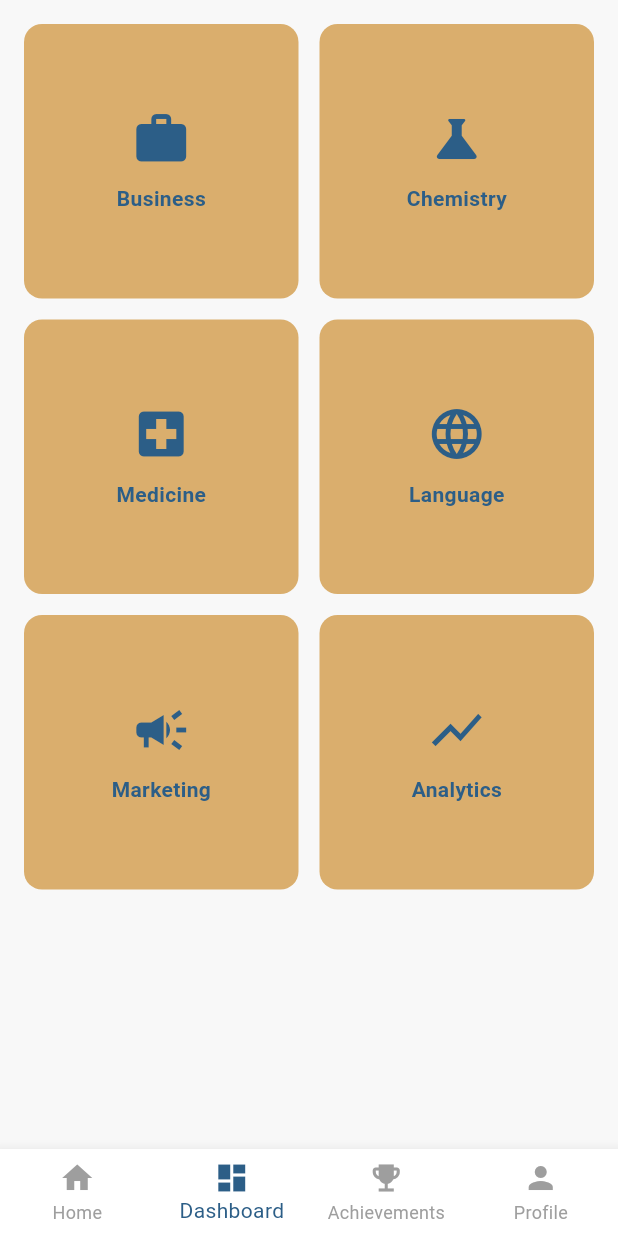
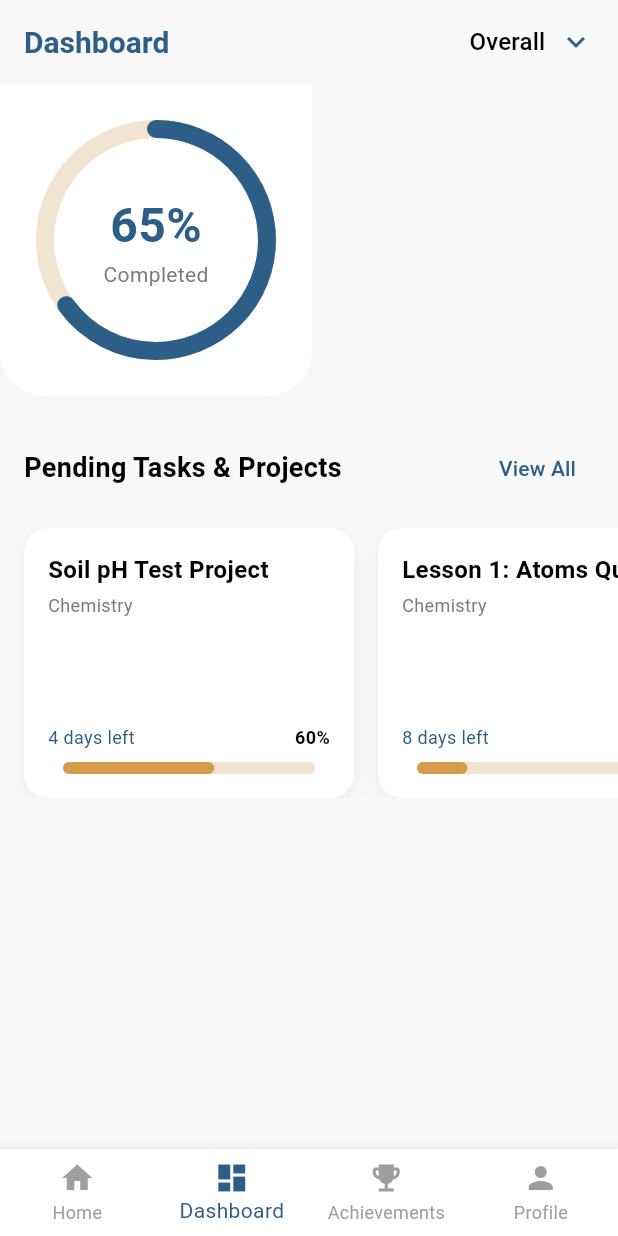
Before and after one commit to farhan4783/kunark-learn, a Flutter app: the MainPage screen opened directly, item 2 of the bottom bar chosen, on a phone screen of 412 x 824 dp. Run offline on Flutter 3.47's test engine with Material 3 defaults, Android fonts, the phone set to English and light mode, and no system bars; drawn by our look-alikes of percent_indicator; our stand-ins replace flutter_animate, flutter_markdown, google_generative_ai, hive, hive_flutter, html_unescape and 1 more; accounts and stored records are empty.

Commit message:
first change

```diff
--- /dev/null
+++ b/lib/dashboard/dashboard_screen.dart
@@ -0,0 +1,174 @@
+// lib/dashboard/dashboard_screen.dart
+
+import 'package:flutter/material.dart';
+import 'package:percent_indicator/percent_indicator.dart';
+import 'package:rural_learning_app/main.dart'; // To use AppColors
+import 'package:rural_learning_app/task_model.dart'; // To use our existing Task model
+import 'package:rural_learning_app/dashboard/my_dropdown_item.dart';
+
+// IMPORTANT: Renamed to avoid conflicts
+class NewDashboardScreen extends StatefulWidget {
+  const NewDashboardScreen({super.key});
+
+  @override
+  State<NewDashboardScreen> createState() => _NewDashboardScreenState();
+}
+
+class _NewDashboardScreenState extends State<NewDashboardScreen> {
+  // Using our existing Task model from task_model.dart
+  // I've created dummy progress data for demonstration
+  final List<Task> tasks = [
+    Task(title: 'Soil pH Test Project', subject: 'Chemistry', type: TaskType.project, status: TaskStatus.todo, points: 100, progress: 0.6),
+    Task(title: 'Lesson 1: Atoms Quiz', subject: 'Chemistry', type: TaskType.quiz, status: TaskStatus.todo, points: 20, progress: 0.2),
+    Task(title: 'Write a Business Plan', subject: 'Business', type: TaskType.project, status: TaskStatus.todo, points: 150, progress: 0.9),
+  ];
+
+  @override
+  Widget build(BuildContext context) {
+    return Scaffold(
+      backgroundColor: Theme.of(context).scaffoldBackgroundColor,
+      appBar: AppBar(
+        title: const Text('Dashboard'),
+        backgroundColor: Theme.of(context).scaffoldBackgroundColor,
+        elevation: 0,
+        automaticallyImplyLeading: false,
+        actions: [
+          MyDropdownButtonItem(
+            current: 'Overall',
+            data: const ['Overall', 'Monthly', 'Weekly'],
+            onChanged: (value) {},
+          ),
+          const SizedBox(width: 16),
+        ],
+      ),
+      body: SingleChildScrollView(
+        child: Column(
+          crossAxisAlignment: CrossAxisAlignment.start,
+          children: [
+            // --- Overall Progress Chart ---
+            Container(
+              padding: const EdgeInsets.all(24),
+              decoration: BoxDecoration(
+                color: Theme.of(context).cardColor,
+                borderRadius: const BorderRadius.only(
+                  bottomLeft: Radius.circular(30),
+                  bottomRight: Radius.circular(30),
+                ),
+              ),
+              child: _buildOverallProgress(),
+            ),
+            const SizedBox(height: 24),
+
+            // --- Pending Projects Section ---
+            _buildSectionTitle('Pending Tasks & Projects'),
+            const SizedBox(height: 16),
+            SizedBox(
+              height: 180,
+              child: ListView.builder(
+                scrollDirection: Axis.horizontal,
+                itemCount: tasks.length,
+                padding: const EdgeInsets.only(left: 16),
+                itemBuilder: (context, index) {
+                  final task = tasks[index];
+                  return _buildProjectCard(
+                    title: task.title,
+                    description: task.subject,
+                    daysLeft: (10 - (task.progress * 10)).toInt(), // Dummy days left
+                    progress: task.progress,
+                  );
+                },
+              ),
+            ),
+          ],
+        ),
+      ),
+    );
+  }
+
+  Widget _buildOverallProgress() {
+    return CircularPercentIndicator(
+      radius: 80.0,
+      lineWidth: 12.0,
+      percent: 0.65, // Dummy overall progress
+      center: Column(
+        mainAxisAlignment: MainAxisAlignment.center,
+        children: [
+          Text(
+            '65%',
+            style: TextStyle(fontWeight: FontWeight.bold, fontSize: 32.0, color: AppColors.primary),
+          ),
+          const Text('Completed', style: TextStyle(fontSize: 14, color: AppColors.muted)),
+        ],
+      ),
+      progressColor: AppColors.primary,
+      backgroundColor: AppColors.tile,
+      circularStrokeCap: CircularStrokeCap.round,
+    );
+  }
+
+  Widget _buildSectionTitle(String title) {
+    return Padding(
+      padding: const EdgeInsets.symmetric(horizontal: 16.0),
+      child: Row(
+        mainAxisAlignment: MainAxisAlignment.spaceBetween,
+        children: [
+          Text(
+            title,
+            style: const TextStyle(fontSize: 18, fontWeight: FontWeight.bold),
+          ),
+          TextButton(onPressed: () {}, child: const Text('View All')),
+        ],
+      ),
+    );
+  }
+
+  Widget _buildProjectCard({
+    required String title,
+    required String description,
+    required int daysLeft,
+    required double progress,
+  }) {
+    return Container(
+      width: 220,
+      margin: const EdgeInsets.only(right: 16),
+      decoration: BoxDecoration(
+        color: Theme.of(context).cardColor,
+        borderRadius: BorderRadius.circular(16),
+        boxShadow: [
+          BoxShadow(
+            color: Colors.black.withOpacity(0.05),
+            blurRadius: 10,
+            offset: const Offset(0, 4),
+          ),
+        ],
+      ),
+      child: Padding(
+        padding: const EdgeInsets.all(16.0),
+        child: Column(
+          crossAxisAlignment: CrossAxisAlignment.start,
+          children: [
+            Text(title, style: const TextStyle(fontWeight: FontWeight.bold, fontSize: 16), maxLines: 2, overflow: TextOverflow.ellipsis),
+            const SizedBox(height: 4),
+            Text(description, style: const TextStyle(color: AppColors.muted, fontSize: 12)),
+            const Spacer(),
+            Row(
+              mainAxisAlignment: MainAxisAlignment.spaceBetween,
+              children: [
+                Text('$daysLeft days left', style: const TextStyle(fontSize: 12, color: AppColors.primary)),
+                Text('${(progress * 100).toInt()}%', style: const TextStyle(fontSize: 12, fontWeight: FontWeight.bold)),
+              ],
+            ),
+            const SizedBox(height: 8),
+            LinearPercentIndicator(
+              percent: progress,
+              lineHeight: 8,
+              backgroundColor: AppColors.tile,
+              progressColor: AppColors.accent,
+              barRadius: const Radius.circular(4),
+            ),
+          ],
+        ),
+      ),
+    );
+  }
+}
--- /dev/null
+++ b/lib/dashboard/my_dropdown_item.dart
@@ -0,0 +1,30 @@
+// lib/dashboard/my_dropdown_item.dart
+
+import 'package:flutter/material.dart';
+import 'package:rural_learning_app/main.dart'; // Import to use AppColors
+
+class MyDropdownButtonItem extends StatelessWidget {
+  final String current;
+  final List<String> data;
+  final ValueChanged<String?> onChanged;
+
+  const MyDropdownButtonItem({
+    super.key,
+    required this.current,
+    required this.data,
+    required this.onChanged,
+  });
+
+  @override
+  Widget build(BuildContext context) {
+    return DropdownButton<String>(
+      value: current,
+      underline: Container(), // Removes the underline
+      icon: const Icon(Icons.keyboard_arrow_down, color: AppColors.primary),
+      items: data
+          .map((e) => DropdownMenuItem(value: e, child: Text(e)))
+          .toList(),
+      onChanged: onChanged,
+    );
+  }
+}
--- a/lib/main.dart
+++ b/lib/main.dart
@@ -13,6 +13,7 @@ import 'tasks_screen.dart';
 import 'package:hive_flutter/hive_flutter.dart'; // Add this import
 import 'saved_lesson_model.dart';
 import 'quiz_model.dart';
+import 'dashboard/dashboard_screen.dart';
 
 
 // This is the global state manager for our theme (Dark/Light mode).
@@ -109,7 +110,7 @@ class _MainPageState extends State<MainPage> {
   int _currentIndex = 0;
   final List<Widget> _pages = [
     const HomeScreen(),
-    DashboardScreen(),
+    const NewDashboardScreen(),
     AchievementsScreen(),
     const ProfileScreen(),
   ];
--- a/lib/task_model.dart
+++ b/lib/task_model.dart
@@ -1,4 +1,4 @@
-// lib/task_model.dart
+// lib/task_model.dart - FINAL UPDATED VERSION
 
 // ignore: unused_import
 import 'package:flutter/material.dart';
@@ -13,6 +13,7 @@ class Task {
   final TaskType type;
   final TaskStatus status;
   final int points;
+  final double progress; // <<< STEP 1: ADD THIS NEW PROPERTY
 
   const Task({
     required this.title,
@@ -20,5 +21,6 @@ class Task {
     required this.type,
     required this.status,
     required this.points,
+    this.progress = 0.0, // <<< STEP 2: ADD THIS TO THE CONSTRUCTOR (with a default value)
   });
 }
--- a/pubspec.yaml
+++ b/pubspec.yaml
@@ -23,7 +23,7 @@ dependencies:
 
   icons_plus: ^5.0.0
 
-
+  percent_indicator: ^4.2.3
 
   hive: ^2.2.3
   hive_flutter: ^1.1.0
```
Also changed, not shown: pubspec.lock.
